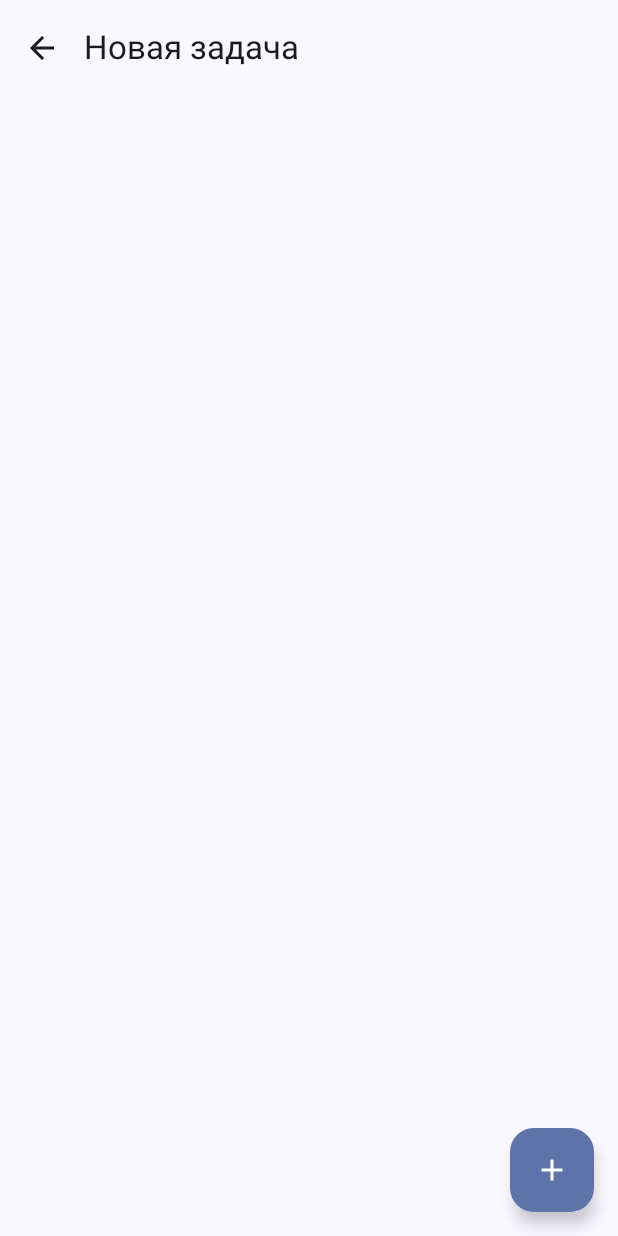
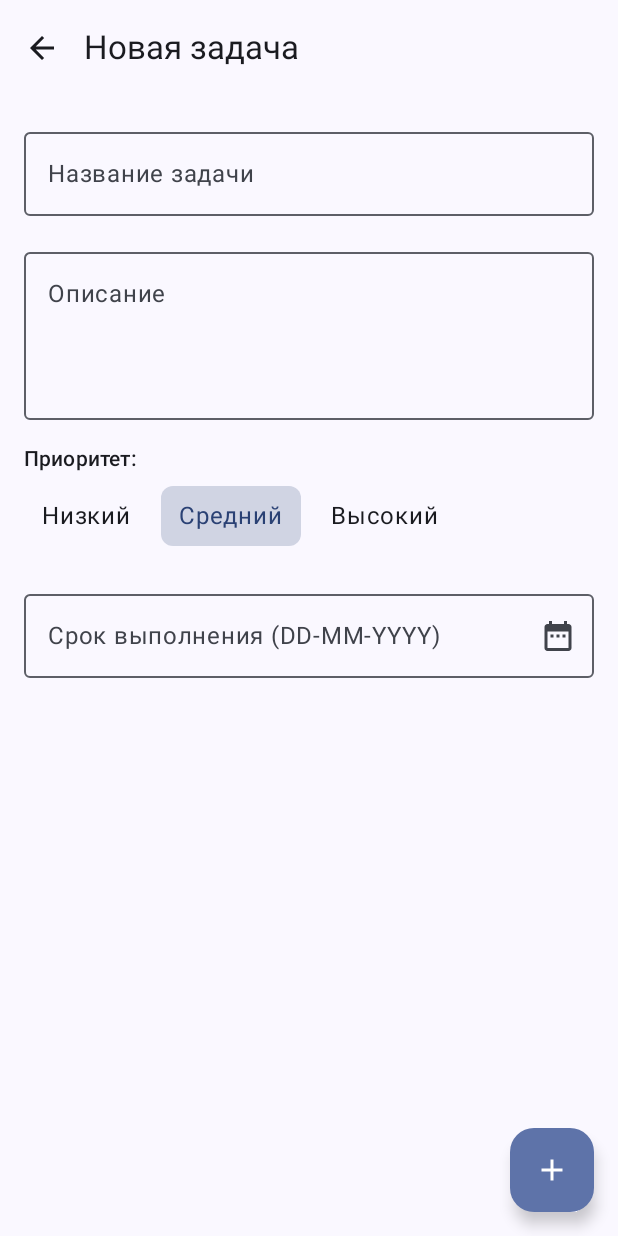
Before and after one commit to rakdav/KursFirebase, an Android app built with Jetpack Compose: the composable TaskEditScreen shown on its own in the app's theme, on a phone screen of 412 x 824 dp. Run offline under Robolectric (Android 15) with nearby library versions, the phone set to English and light mode, and no system bars; our stand-ins replace Firebase (no records; nobody signed in at launch, a user with empty details on screens opened directly).

```diff
--- a/app/src/main/java/com/example/kursproject/screens/TaskEditScreen.kt
+++ b/app/src/main/java/com/example/kursproject/screens/TaskEditScreen.kt
@@ -1,16 +1,34 @@
 package com.example.kursproject.screens
 
+import androidx.compose.foundation.background
+import androidx.compose.foundation.clickable
+import androidx.compose.foundation.layout.Box
+import androidx.compose.foundation.layout.Column
+import androidx.compose.foundation.layout.Row
+import androidx.compose.foundation.layout.Spacer
+import androidx.compose.foundation.layout.fillMaxSize
+import androidx.compose.foundation.layout.fillMaxWidth
+import androidx.compose.foundation.layout.height
+import androidx.compose.foundation.layout.offset
+import androidx.compose.foundation.layout.padding
+import androidx.compose.foundation.shape.RoundedCornerShape
 import androidx.compose.material.icons.Icons
 import androidx.compose.material.icons.automirrored.filled.ArrowBack
 import androidx.compose.material.icons.filled.Add
 import androidx.compose.material.icons.filled.ArrowBack
+import androidx.compose.material.icons.filled.DateRange
 import androidx.compose.material.icons.filled.Done
+import androidx.compose.material3.DatePicker
+import androidx.compose.material3.DatePickerDialog
 import androidx.compose.material3.ExperimentalMaterial3Api
 import androidx.compose.material3.FloatingActionButton
 import androidx.compose.material3.Icon
 import androidx.compose.material3.IconButton
+import androidx.compose.material3.MaterialTheme
+import androidx.compose.material3.OutlinedTextField
 import androidx.compose.material3.Scaffold
 import androidx.compose.material3.Text
+import androidx.compose.material3.TextButton
 import androidx.compose.material3.TopAppBar
 import androidx.compose.material3.rememberDatePickerState
 import androidx.compose.runtime.Composable
@@ -18,6 +36,12 @@ import androidx.compose.runtime.getValue
 import androidx.compose.runtime.mutableStateOf
 import androidx.compose.runtime.remember
 import androidx.compose.runtime.setValue
+import androidx.compose.ui.Alignment
+import androidx.compose.ui.Modifier
+import androidx.compose.ui.draw.shadow
+import androidx.compose.ui.graphics.Color
+import androidx.compose.ui.unit.dp
+import androidx.compose.ui.window.Popup
 import androidx.lifecycle.viewmodel.compose.viewModel
 import com.example.kursproject.models.Task
 import com.example.kursproject.viewmodels.TaskViewModel
@@ -81,7 +105,115 @@ fun TaskEditScreen(
         }
     )
     {
+        padding->
+        Column (
+            modifier = Modifier
+                .padding(padding)
+                .fillMaxSize()
+                .padding(16.dp)
+        )
+        {
+            OutlinedTextField(
+                value = title,
+                onValueChange = { title = it },
+                label = { Text("Название задачи") },
+                modifier = Modifier.fillMaxWidth(),
+                singleLine = true
+            )
 
+            Spacer(modifier = Modifier.height(16.dp))
+
+            OutlinedTextField(
+                value = description,
+                onValueChange = { description = it },
+                label = { Text("Описание") },
+                modifier = Modifier
+                    .fillMaxWidth()
+                    .height(120.dp),
+                singleLine = false
+            )
+
+            Spacer(modifier = Modifier.height(16.dp))
+
+            Text("Приоритет:", style = MaterialTheme.typography.titleSmall)
+            Row (modifier = Modifier.padding(vertical = 8.dp)) {
+                Task.Priority.entries.forEach { p ->
+                    val isSelected = p == priority
+                    Text(
+                        text = when (p) {
+                            Task.Priority.LOW -> "Низкий"
+                            Task.Priority.MEDIUM -> "Средний"
+                            Task.Priority.HIGH -> "Высокий"
+                        },
+                        modifier = Modifier
+                            .padding(end = 8.dp)
+                            .clickable { priority = p }
+                            .background(
+                                if (isSelected) MaterialTheme.colorScheme.primary.copy(alpha = 0.2f)
+                                else Color.Transparent,
+                                RoundedCornerShape(8.dp)
+                            )
+                            .padding(horizontal = 12.dp, vertical = 8.dp),
+                        color = if (isSelected) MaterialTheme.colorScheme.primary
+                        else MaterialTheme.colorScheme.onSurface
+                    )
+                }
+            }
+            Spacer(modifier = Modifier.height(16.dp))
+            OutlinedTextField(
+                value = selectedDate,
+                onValueChange = {  },
+                label = { Text("Срок выполнения (DD-MM-YYYY)") },
+                modifier = Modifier.fillMaxWidth().height(64.dp),
+                singleLine = true,
+                readOnly = true,
+                trailingIcon = {
+                    IconButton(onClick = { showDatePicker = !showDatePicker }) {
+                        Icon(
+                            imageVector = Icons.Default.DateRange,
+                            contentDescription = "Select date"
+                        )
+                    }
+                }
+            )
+            if (showDatePicker) {
+                Popup (
+                    onDismissRequest = { showDatePicker = false },
+                    alignment = Alignment.TopStart
+                ) {
+                    Box(
+                        modifier = Modifier
+                            .fillMaxWidth()
+                            .offset(y = 64.dp)
+                            .shadow(elevation = 4.dp)
+                            .background(MaterialTheme.colorScheme.surface)
+                            .padding(16.dp)
+                    ) {
+                        DatePickerDialog (
+                            onDismissRequest = { showDatePicker = false },
+                            confirmButton = {
+                                TextButton (onClick = {
+                                    showDatePicker=false
+                                    dueDate=selectedDate
+                                })
+                                {
+                                    Text("OK")
+                                }
+                            },
+                            dismissButton = {
+                                TextButton(onClick = { showDatePicker = false }) {
+                                    Text("Cancel")
+                                }
+                            }
+
+                        )
+                        {
+                            DatePicker(state = datePickerState)
+                        }
+                    }
+                }
+            }
+        }
     }
 }
 
```
